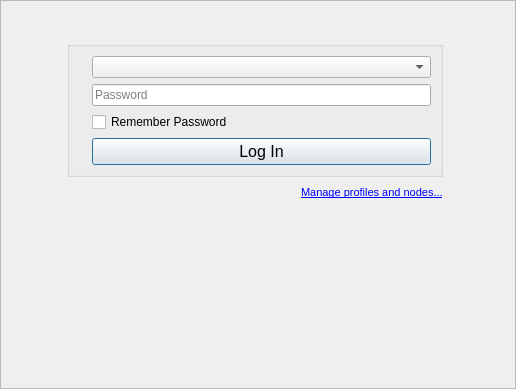
The window that retroshare-gui/src/gui/StartDialog.ui (RetroShare/RetroShare) describes before a commit, drawn with Qt 5.
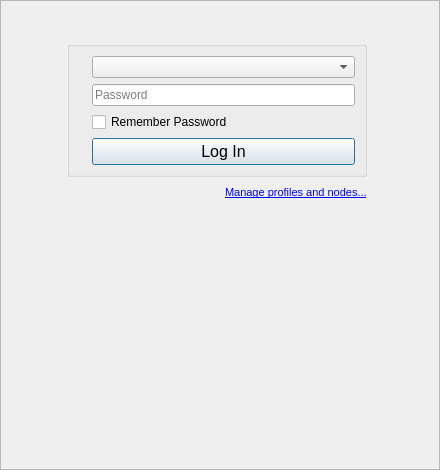
The same window after the commit. Icons and pictures are not drawn.

Commit message: fit the background image to the login page

Diff of the .ui file:
```diff
--- a/retroshare-gui/src/gui/StartDialog.ui
+++ b/retroshare-gui/src/gui/StartDialog.ui
@@ -6,8 +6,8 @@
    <rect>
     <x>0</x>
     <y>0</y>
-    <width>516</width>
-    <height>389</height>
+    <width>440</width>
+    <height>470</height>
    </rect>
   </property>
   <property name="windowTitle">
@@ -55,7 +55,7 @@
        <number>0</number>
       </property>
       <property name="bottomMargin">
-       <number>0</number>
+       <number>9</number>
       </property>
       <item row="0" column="0" colspan="4">
        <layout class="QGridLayout" name="topGLayout">
@@ -211,6 +211,15 @@
          <property name="leftMargin">
           <number>9</number>
          </property>
+         <property name="topMargin">
+          <number>9</number>
+         </property>
+         <property name="rightMargin">
+          <number>9</number>
+         </property>
+         <property name="bottomMargin">
+          <number>9</number>
+         </property>
          <item row="1" column="0">
           <widget class="QLabel" name="label_9">
            <property name="maximumSize">
```
The commit also changes 2 other files.
